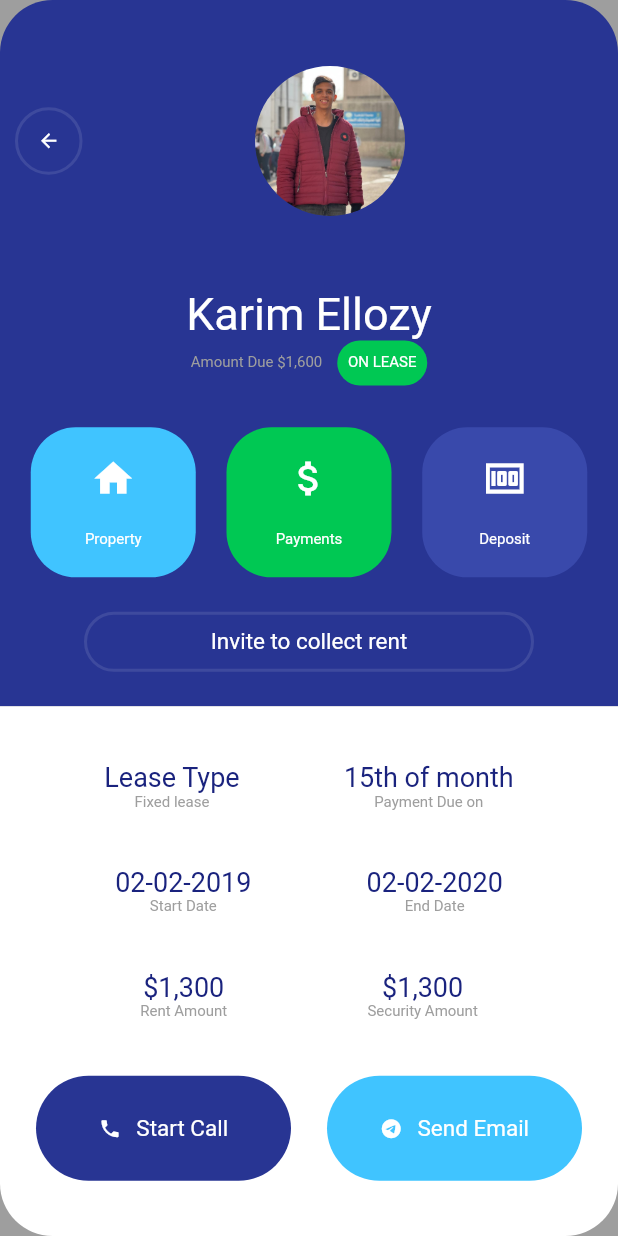
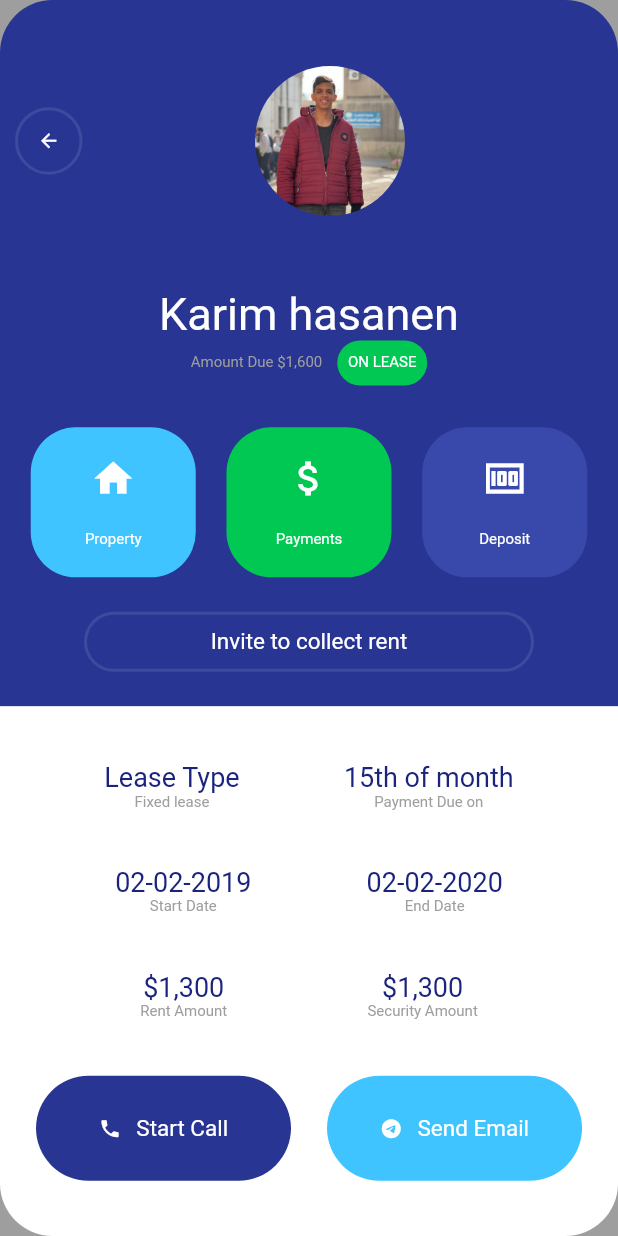
Before and after one commit to karemhasanen/task1, a Flutter app: the screen it shows after launch, on a phone screen of 412 x 824 dp. Run offline on Flutter 3.47's test engine with Material 2 defaults, Android fonts, the phone set to English and light mode, and no system bars.

Commit message:
Update home_screen.dart

```diff
--- a/lib/screens/home_screen.dart
+++ b/lib/screens/home_screen.dart
@@ -91,7 +91,7 @@ class HomeScreen extends StatelessWidget {
                         child: Column(
                           mainAxisAlignment: MainAxisAlignment.spaceEvenly,
                           children: [
-                            const Text("Karim Ellozy",
+                            const Text("Karim hasanen",
                                 style: TextStyle(
                                     fontSize: 30, color: Colors.white)),
                             Row(
```
